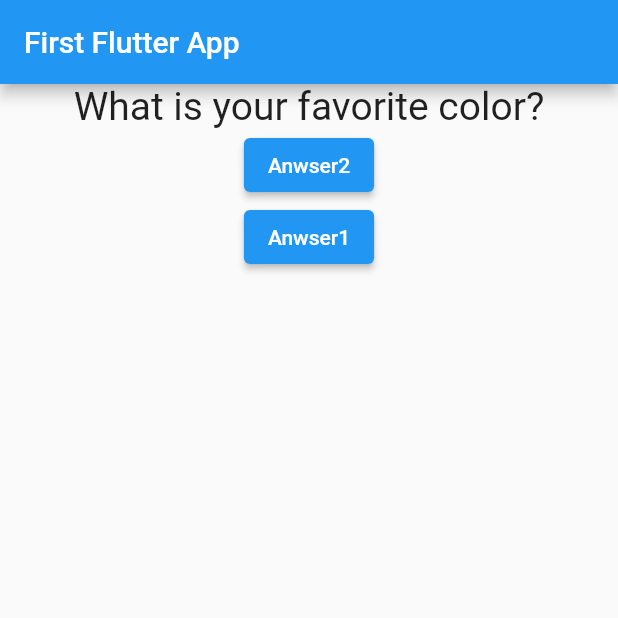
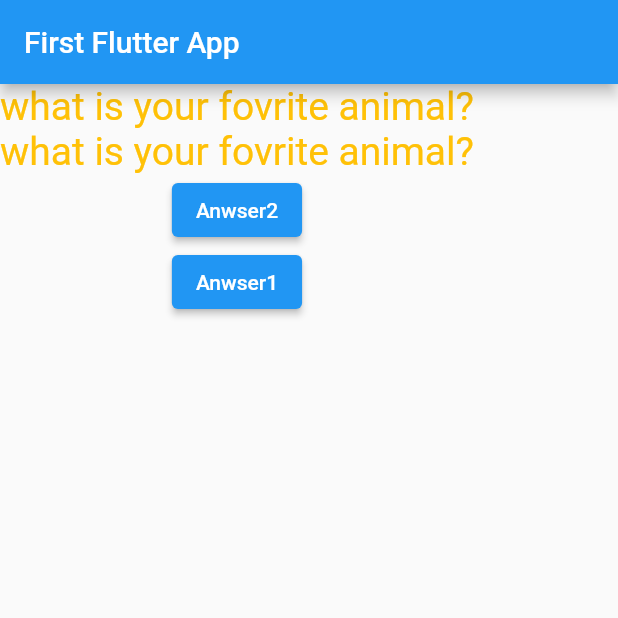
Before and after one commit to Yogesh-Kolankar/flutter_my_poject, a Flutter app: the screen it shows after launch, after a tap on "Anwser2", on a phone screen of 412 x 824 dp, the top half of it. Run offline on Flutter 3.47's test engine with Material 2 defaults, Android fonts, the light colour scheme and no system bars.

Commit message:
Add some changes

```diff
--- a/lib/main.dart
+++ b/lib/main.dart
@@ -1,15 +1,15 @@
 import 'package:flutter/material.dart';
-import './answer.dart';
 import './question.dart';
 
 void main() {
-  runApp(MyApp());
+  runApp(const MyApp());
 }
 
 class MyApp extends StatefulWidget {
+  const MyApp({super.key});
+
   @override
   State<StatefulWidget> createState() {
-    // TODO: implement createState
     return MyAppState();
   }
 }
@@ -23,6 +23,7 @@ class MyAppState extends State<MyApp> {
     print(questionIndex);
   }
 
+  @override
   Widget build(BuildContext context) {
     var Questions = [
       "What is your favorite color?",
@@ -34,23 +35,39 @@ class MyAppState extends State<MyApp> {
     return MaterialApp(
       home: Scaffold(
         appBar: AppBar(
-              title: Text("First Flutter App"),
+          title: const Text("First Flutter App"),
         ),
-            body: Center(
-                child: Container(
-                    child: Center(
+        body: Container(
           child: Column(
             children: [
-                Question(Questions[questionIndex]),
+              // ui structure :-
+              // 1) queston text
+              Question(Questions[ questionIndex]),  // it prints Questions according to index
+
+              // 2) queston text
+              Question( Questions[questionIndex]), // again it prints Question here
+
+              // 3) button `Anwser2`
               ElevatedButton(
-                  onPressed: () => print("answer 2 chosen"),
+                onPressed: () {
+                  // when user click on anser 2
+                  // We Will show second question from the list
+                  // we will call `answerQuestion()` here
+                  print("answer 2 chosen");
+                  answerQuestion(); // it changes the index // index change hoga to 0 se 1 to index[1] ka question show hoga
+                },
                 child: Text("Anwser2"),
               ),
+                // 4) button `Anwser1`
               ElevatedButton(
-                  onPressed: () => print("answer 3 chosen"),
+                onPressed: () => print(
+                    "answer 3 chosen"), // yaha apen mathod `answerQuestion` call nhi kar rh to change nhi hoga
                 child: Text("Anwser1"),
               )
             ],
-            ))))));
+          ),
+        ),
+      ),
+    );
   }
 }
--- a/lib/question.dart
+++ b/lib/question.dart
@@ -7,6 +7,9 @@ class Question extends StatelessWidget {
 
   @override
   Widget build(BuildContext context) {
-    return Text(questiontext,style:TextStyle(fontSize: 26,color:Color. ),);
+    return Text(
+      questiontext,
+      style: TextStyle(fontSize: 26, color: Colors.amber),
+    );
   }
 }
```
Also changed, not shown: lib/answer.dart (+6 -3 lines). Lines whose indentation alone changed are shown as unchanged.
